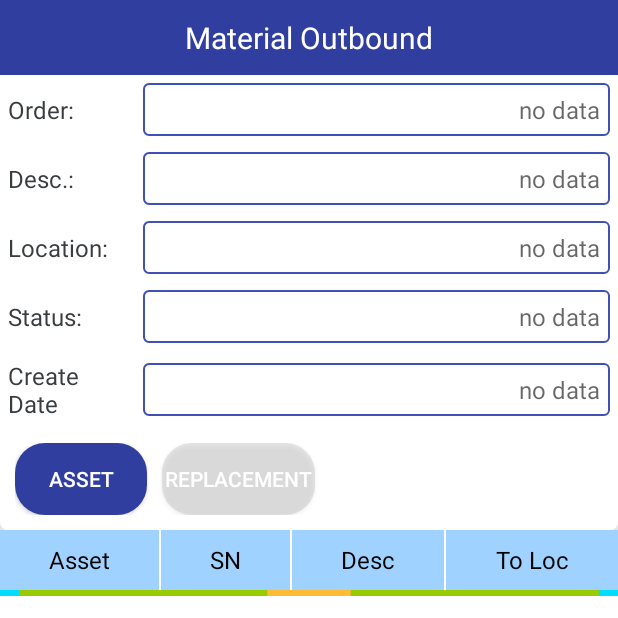
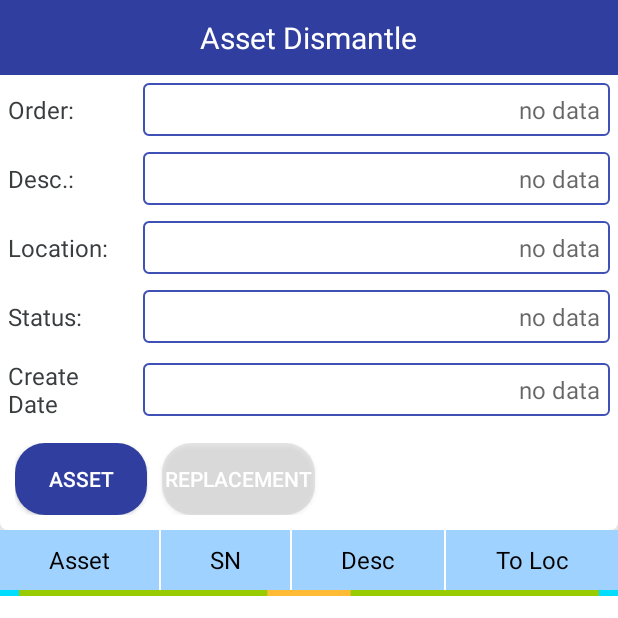
Before and after one commit to ZhouzwGit/Test_Mpt, an Android app: the Dismantle_Details_Activity screen opened directly, with no data from a screen before it, on a phone screen of 412 x 824 dp, the top half of it. Run offline under Robolectric (Android 15) with nearby library versions, the phone set to English and light mode, and no system bars; libraries missing offline, so code that uses them is left out: com.nineoldandroids.animation, com.nineoldandroids.view; 1 statement that could not run was skipped.

Commit message:
修改title

```diff
--- a/app/src/main/java/com/mpt/hxqh/mpt_project/ui/actvity/Asset_Dismantle_Activity.java
+++ b/app/src/main/java/com/mpt/hxqh/mpt_project/ui/actvity/Asset_Dismantle_Activity.java
@@ -161,7 +161,7 @@ public class Asset_Dismantle_Activity extends BaseActivity implements SwipeRefre
             }
         });
         backImageView.setVisibility(View.GONE);
-        titleTextView.setText(R.string.asset_repair_text);
+        titleTextView.setText("Asset Dismantle");
 //        addBtn.setVisibility(View.VISIBLE);
         buttonLayout.setVisibility(View.VISIBLE);
         layoutManager = new LinearLayoutManager(Asset_Dismantle_Activity.this);
--- a/app/src/main/java/com/mpt/hxqh/mpt_project/ui/actvity/DismantleScan_Activity.java
+++ b/app/src/main/java/com/mpt/hxqh/mpt_project/ui/actvity/DismantleScan_Activity.java
@@ -124,7 +124,7 @@ public class DismantleScan_Activity extends BaseActivity implements View.OnClick
         option.setOnClickListener(this);
         scanButton.setOnClickListener(this);
 //        assetnum.setText("Asset");
-        titleTextView.setText("Asset Dismantle");
+        titleTextView.setText(line);
         buttonLayout.setVisibility(View.VISIBLE);
         layoutManager = new LinearLayoutManager(DismantleScan_Activity.this);
         layoutManager.setOrientation(LinearLayoutManager.VERTICAL);
--- a/app/src/main/java/com/mpt/hxqh/mpt_project/ui/actvity/Dismantle_Details_Activity.java
+++ b/app/src/main/java/com/mpt/hxqh/mpt_project/ui/actvity/Dismantle_Details_Activity.java
@@ -140,7 +140,7 @@ public class Dismantle_Details_Activity extends BaseActivity {
     protected void initView() {
         backImageView.setOnClickListener(backImageViewOnClickListener);
         backImageView.setVisibility(View.GONE);
-        titleTextView.setText(R.string.Material_outbound_text);
+        titleTextView.setText("Asset Dismantle");
 
         buttonLayout.setVisibility(View.VISIBLE);
         if (dismantle != null) {
```
